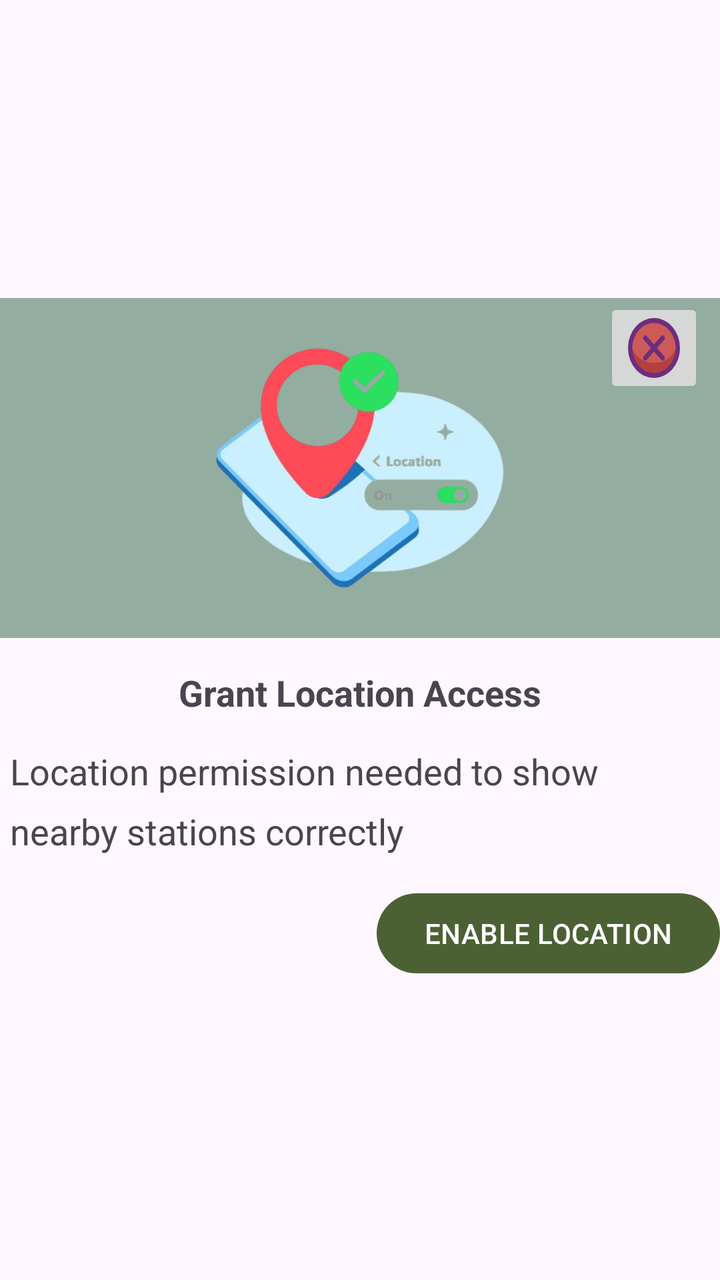
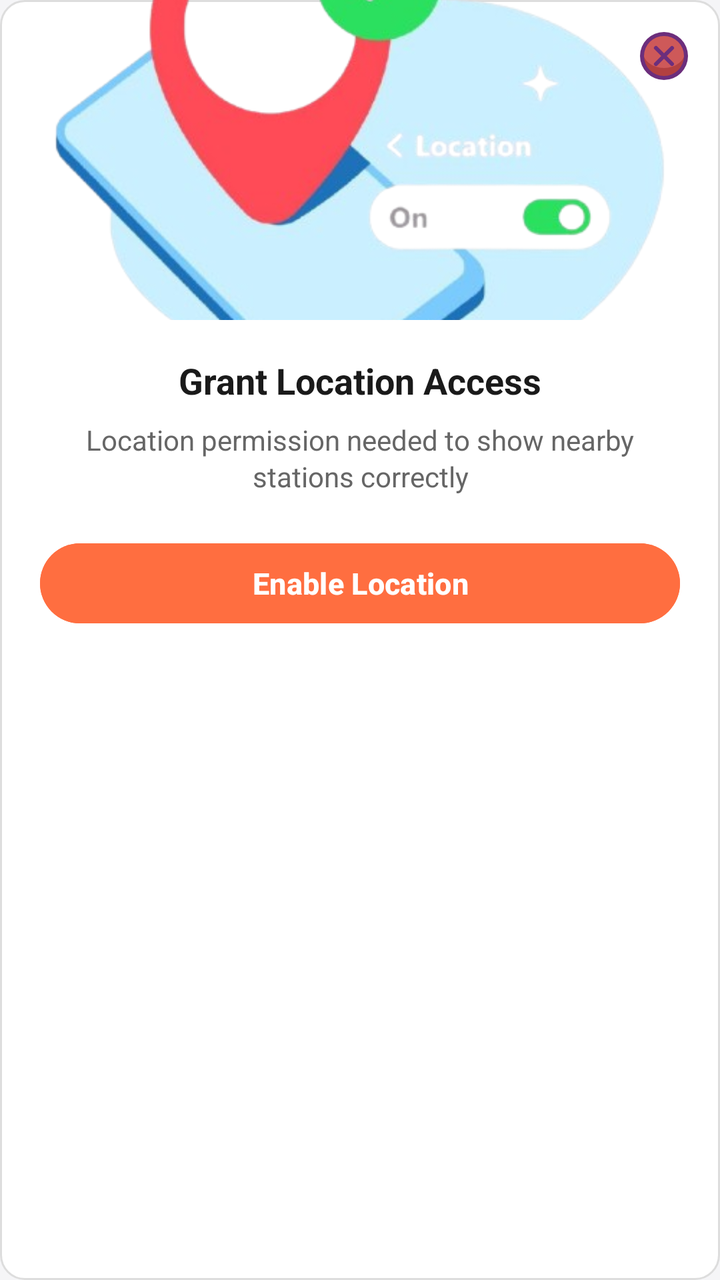

Before-and-after screenshots of an Android layout around one commit, followed by the original layout XML and the change that was made.
<!-- AndroidManifest.xml: application theme Theme.RailRadar -->
<!-- res/layout/location_permission_dialog.xml -->
<?xml version="1.0" encoding="utf-8"?>
<LinearLayout xmlns:android="http://schemas.android.com/apk/res/android"
    android:orientation="vertical"
    android:layout_width="match_parent"
    android:layout_height="match_parent"
    android:gravity="center">
    <RelativeLayout
        android:layout_width="match_parent"
        android:layout_height="wrap_content"
        >

    <ImageView
        android:background="#93ADA0"
        android:layout_width="match_parent"
        android:layout_height="170sp"
        android:src="@drawable/location_permission"
        android:contentDescription="Location Permission Image"
        />
        <ImageButton
            android:id="@+id/locationPermissionDialogueCross"
            android:layout_width="50sp"
            android:layout_height="50sp"
            android:scaleType="fitXY"
            android:src="@drawable/cancel_icon"
            android:layout_alignParentEnd="true"
            android:layout_marginEnd="8sp"
            />
    </RelativeLayout>
    <TextView
        android:layout_marginTop="15sp"
        android:lineHeight="30sp"
        android:layout_width="match_parent"
        android:layout_height="wrap_content"
        android:text="Grant Location Access"
        android:textStyle="bold"
        android:textAlignment="center"
        android:textSize="18sp"
        />
    <TextView
        android:layout_marginTop="15sp"
        android:lineHeight="30sp"
        android:layout_width="wrap_content"
        android:layout_height="wrap_content"
        android:paddingStart="5sp"
        android:paddingEnd="5sp"
        android:text="Location permission needed to show nearby stations correctly"
        android:textSize="18sp"
        />
    <Button
        android:layout_width="wrap_content"
        android:layout_height="wrap_content"
        android:layout_marginTop="15sp"
        android:text="ENABLE LOCATION"
        android:layout_gravity="end"
        android:id="@+id/locationPermissionDialogueEnableLocation"
        />
</LinearLayout>
<!-- resources referenced by this layout -->
<resources>
  <!-- drawable cancel_icon (drawable) -->
  <vector xmlns:android="http://schemas.android.com/apk/res/android"
      android:width="800dp"
      android:height="800dp"
      android:viewportWidth="24"
      android:viewportHeight="24">
    <path
        android:pathData="M23,12A11,11 0,0 1,1 12a10.827,10.827 0,0 1,0.29 -2.5,11 11,0 0,1 21.42,0A10.827,10.827 0,0 1,23 12Z"
        android:fillColor="#b24040"/>
    <path
        android:pathData="M1.29,9.5a10.71,8.5 0,1 0,21.42 0a10.71,8.5 0,1 0,-21.42 0z"
        android:fillColor="#ce5959"/>
    <path
        android:pathData="M12,0A12,12 0,1 0,24 12,12.013 12.013,0 0,0 12,0ZM12,22A10,10 0,1 1,22 12,10.011 10.011,0 0,1 12,22Z"
        android:fillColor="#6c2e7c"/>
    <path
        android:pathData="M16.707,7.293a1,1 0,0 0,-1.414 0L12,10.586 8.707,7.293A1,1 0,1 0,7.293 8.707L10.586,12 7.293,15.293a1,1 0,1 0,1.414 1.414L12,13.414l3.293,3.293a1,1 0,0 0,1.414 -1.414L13.414,12l3.293,-3.293A1,1 0,0 0,16.707 7.293Z"
        android:fillColor="#6c2e7c"/>
  </vector>
  <!-- drawable location_permission: png bitmap (drawable, 115865 bytes) -->
  <style name="Theme.RailRadar" parent="Theme.Material3.DayNight.NoActionBar">
  
          
          <item name="colorPrimary">#4C6133</item>
          <item name="colorOnPrimary">@color/white</item>
          <item name="colorPrimaryContainer">@color/purple_200</item>
          <item name="colorOnPrimaryContainer">@color/black</item>
  
          
          <item name="colorSecondary">@color/teal_200</item>
          <item name="colorOnSecondary">@color/black</item>
  
          
          <item name="android:statusBarColor">?attr/colorPrimary</item>
  
          
      </style>
  <color name="white">#FFFFFFFF</color>
  
  
      //user route train colors
  <color name="purple_200">#FFBB86FC</color>
  <color name="black">#FF000000</color>
  <color name="teal_200">#FF03DAC5</color>
</resources>

<!-- the commit's change to res/layout/location_permission_dialog.xml (unified diff, before → after) -->
@@ -1,57 +1,74 @@
 <?xml version="1.0" encoding="utf-8"?>
 <LinearLayout xmlns:android="http://schemas.android.com/apk/res/android"
+    android:layout_width="match_parent"
+    android:layout_height="wrap_content"
     android:orientation="vertical"
-    android:layout_width="match_parent"
-    android:layout_height="match_parent"
-    android:gravity="center">
+    android:gravity="center_horizontal"
+    android:paddingBottom="20dp"
+    android:background="@drawable/bg_passenger_pnr_card">
+
+    
     <RelativeLayout
         android:layout_width="match_parent"
-        android:layout_height="wrap_content"
-        >
+        android:layout_height="wrap_content">
 
-    <ImageView
-        android:background="#93ADA0"
-        android:layout_width="match_parent"
-        android:layout_height="170sp"
-        android:src="@drawable/location_permission"
-        android:contentDescription="Location Permission Image"
-        />
+        <ImageView
+            android:layout_width="match_parent"
+            android:layout_height="160dp"
+            android:src="@drawable/location_permission"
+            android:scaleType="centerCrop"
+            android:contentDescription="Location Permission Image" />
+
         <ImageButton
             android:id="@+id/locationPermissionDialogueCross"
-            android:layout_width="50sp"
-            android:layout_height="50sp"
-            android:scaleType="fitXY"
+            android:layout_width="36dp"
+            android:layout_height="36dp"
+            android:layout_alignParentEnd="true"
+            android:layout_marginTop="10dp"
+            android:layout_marginEnd="10dp"
+            android:background="?attr/selectableItemBackgroundBorderless"
+            android:padding="6dp"
+            android:scaleType="fitCenter"
             android:src="@drawable/cancel_icon"
-            android:layout_alignParentEnd="true"
-            android:layout_marginEnd="8sp"
-            />
+            android:contentDescription="Close" />
     </RelativeLayout>
+
+    
     <TextView
-        android:layout_marginTop="15sp"
-        android:lineHeight="30sp"
         android:layout_width="match_parent"
         android:layout_height="wrap_content"
+        android:layout_marginTop="18dp"
+        android:layout_marginHorizontal="20dp"
         android:text="Grant Location Access"
         android:textStyle="bold"
         android:textAlignment="center"
         android:textSize="18sp"
-        />
+        android:textColor="#1A1A1A" />
+
+    
     <TextView
-        android:layout_marginTop="15sp"
-        android:lineHeight="30sp"
-        android:layout_width="wrap_content"
+        android:layout_width="match_parent"
         android:layout_height="wrap_content"
-        android:paddingStart="5sp"
-        android:paddingEnd="5sp"
+        android:layout_marginTop="8dp"
+        android:layout_marginHorizontal="24dp"
         android:text="Location permission needed to show nearby stations correctly"
-        android:textSize="18sp"
-        />
+        android:textSize="14sp"
+        android:textAlignment="center"
+        android:textColor="#666666"
+        android:lineSpacingExtra="2dp" />
+
+    
     <Button
-        android:layout_width="wrap_content"
-        android:layout_height="wrap_content"
-        android:layout_marginTop="15sp"
-        android:text="ENABLE LOCATION"
-        android:layout_gravity="end"
         android:id="@+id/locationPermissionDialogueEnableLocation"
-        />
+        android:layout_width="match_parent"
+        android:layout_height="48dp"
+        android:layout_marginTop="20dp"
+        android:layout_marginHorizontal="20dp"
+        android:text="Enable Location"
+        android:textSize="15sp"
+        android:textStyle="bold"
+        android:textColor="#FFFFFF"
+        android:backgroundTint="#FF6E40"
+        android:elevation="2dp" />
+
 </LinearLayout>
<!-- resource entries referenced after the edit -->
@@ -1,5 +1,21 @@
 <!-- resources referenced by this layout -->
 <resources>
+  <!-- drawable bg_passenger_pnr_card (drawable) -->
+  <?xml version="1.0" encoding="utf-8"?>
+  <shape xmlns:android="http://schemas.android.com/apk/res/android"
+      android:shape="rectangle">
+  
+      
+      <corners android:radius="12dp" />
+  
+      
+      <solid android:color="@android:color/white" />
+  
+      
+      <stroke
+          android:width="1dp"
+          android:color="#DDDDDD" />
+  </shape>
   <!-- drawable cancel_icon (drawable) -->
   <vector xmlns:android="http://schemas.android.com/apk/res/android"
       android:width="800dp"
@@ -23,26 +39,27 @@
   <style name="Theme.RailRadar" parent="Theme.Material3.DayNight.NoActionBar">
   
           
-          <item name="colorPrimary">#4C6133</item>
-          <item name="colorOnPrimary">@color/white</item>
-          <item name="colorPrimaryContainer">@color/purple_200</item>
-          <item name="colorOnPrimaryContainer">@color/black</item>
+          <item name="colorPrimary">#1E3A8A</item>
+          <item name="colorOnPrimary">#FFFFFF</item>
+          <item name="colorPrimaryContainer">#DBE1FF</item>
+          <item name="colorOnPrimaryContainer">#00174B</item>
   
           
-          <item name="colorSecondary">@color/teal_200</item>
-          <item name="colorOnSecondary">@color/black</item>
+          <item name="colorSecondary">#FF6E40</item>
+          <item name="colorOnSecondary">#FFFFFF</item>
+          <item name="colorSecondaryContainer">#FFDBCF</item>
+          <item name="colorOnSecondaryContainer">#3A0B00</item>
+  
+          
+          <item name="android:colorBackground">#F5F5F7</item>
+          <item name="colorSurface">#FFFFFF</item>
+          <item name="colorOnSurface">#1A1A1A</item>
+          <item name="colorOnSurfaceVariant">#5C5C5C</item>
   
           
           <item name="android:statusBarColor">?attr/colorPrimary</item>
+          <item name="android:windowLightStatusBar">false</item>
   
-          
       </style>
-  <color name="white">#FFFFFFFF</color>
-  
-  
-      //user route train colors
-  <color name="purple_200">#FFBB86FC</color>
-  <color name="black">#FF000000</color>
-  <color name="teal_200">#FF03DAC5</color>
 </resources>
 
